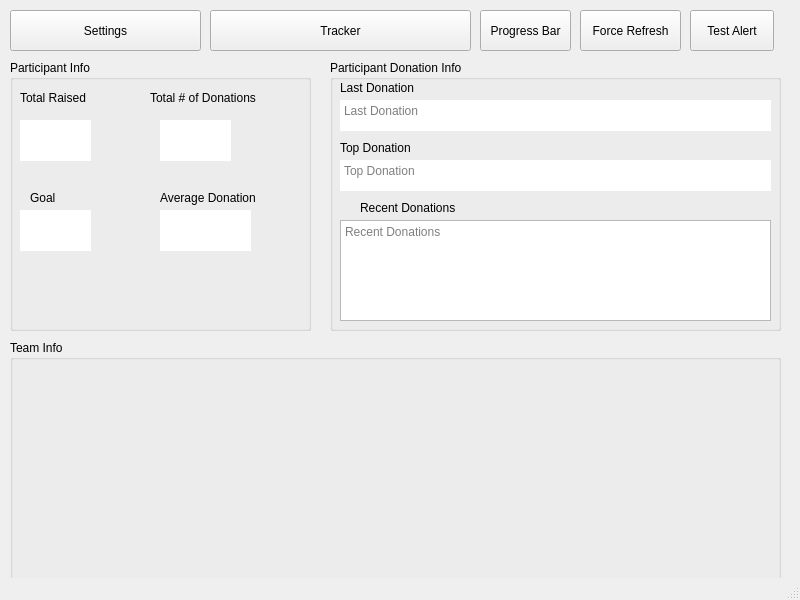
Above: design.ui from djotaku/ELDonationTracker before the change. Below: the same form after it.
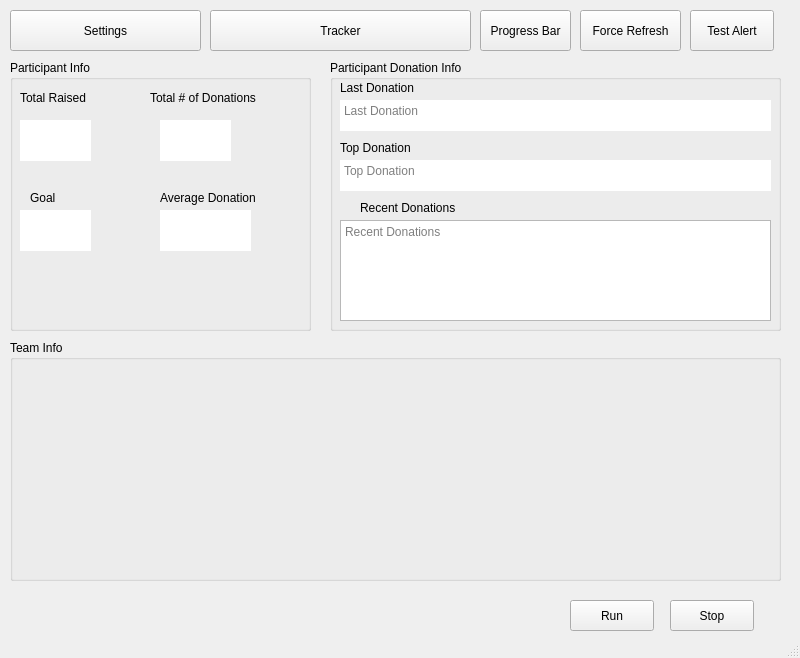
That is the form after the change.

Commit message: added run/stop buttons to GUI

What changed in the file:
```diff
--- a/design.ui
+++ b/design.ui
@@ -7,7 +7,7 @@
     <x>0</x>
     <y>0</y>
     <width>800</width>
-    <height>600</height>
+    <height>658</height>
    </rect>
   </property>
   <property name="windowTitle">
@@ -333,6 +333,32 @@
      <string>Team Info</string>
     </property>
    </widget>
+   <widget class="QPushButton" name="pushButtonRun">
+    <property name="geometry">
+     <rect>
+      <x>570</x>
+      <y>600</y>
+      <width>84</width>
+      <height>31</height>
+     </rect>
+    </property>
+    <property name="text">
+     <string>Run</string>
+    </property>
+   </widget>
+   <widget class="QPushButton" name="pushButtonStop">
+    <property name="geometry">
+     <rect>
+      <x>670</x>
+      <y>600</y>
+      <width>84</width>
+      <height>31</height>
+     </rect>
+    </property>
+    <property name="text">
+     <string>Stop</string>
+    </property>
+   </widget>
   </widget>
   <widget class="QStatusBar" name="statusbar"/>
  </widget>
```
The commit also changes 1 other file.
